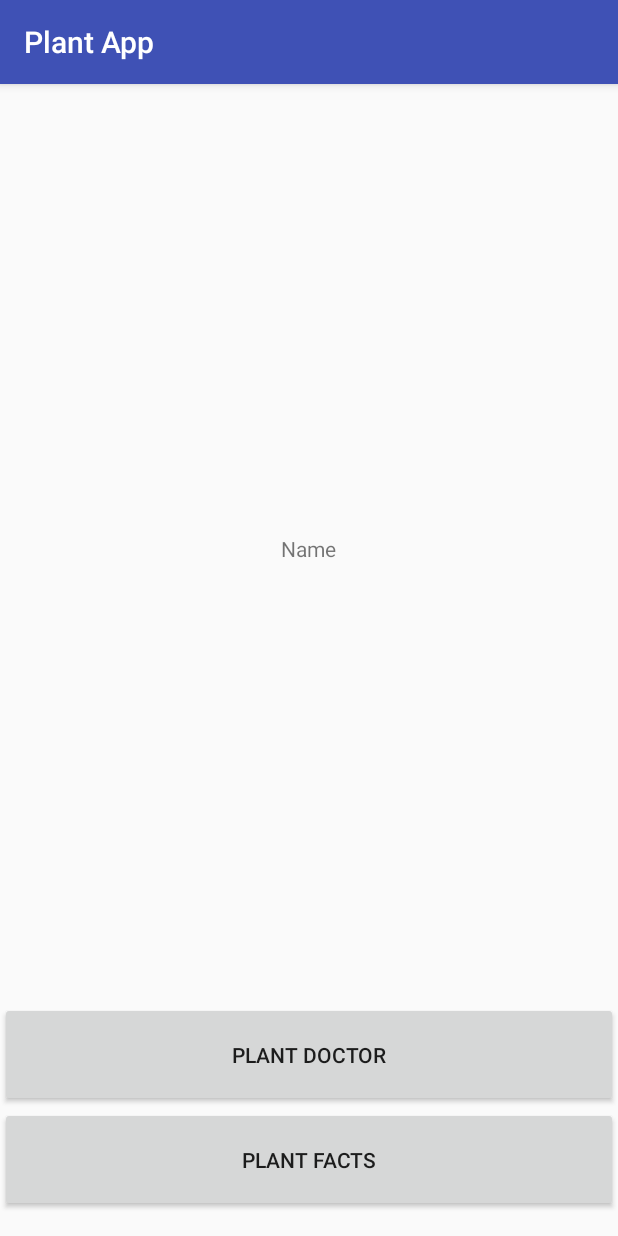
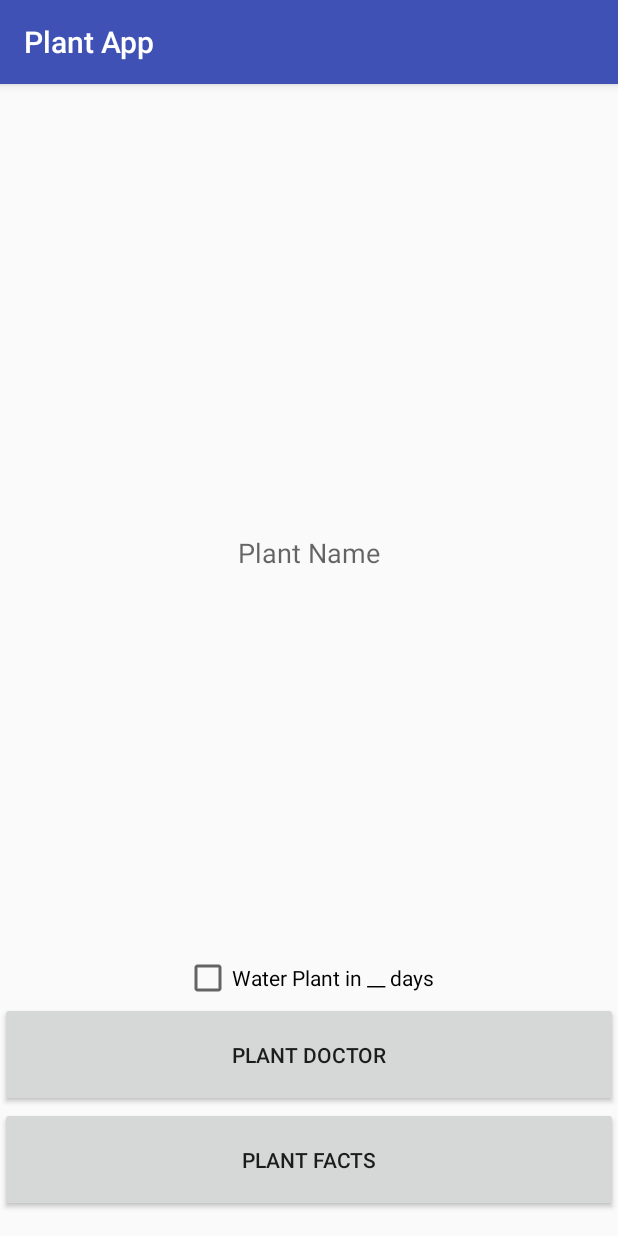
Before and after one commit to joshmlee/PlantApp, an Android app: the PlantProfile screen opened directly, with no data from a screen before it, on a phone screen of 412 x 824 dp. Run offline under Robolectric (Android 15) with nearby library versions, the phone set to English and light mode, and no system bars.

Commit message:
profile stuff

```diff
--- a/app/src/main/res/layout/activity_plant_profile.xml
+++ b/app/src/main/res/layout/activity_plant_profile.xml
@@ -15,7 +15,8 @@
         android:text="Plant Facts"
         android:id="@+id/FactsButton"
         android:layout_alignParentBottom="true"
-        android:layout_centerHorizontal="true" />
+        android:layout_centerHorizontal="true"
+        android:clickable="true" />
 
     <Button
         android:layout_width="600dp"
@@ -23,22 +24,48 @@
         android:text="Plant Doctor"
         android:id="@+id/DoctorButton"
         android:layout_above="@+id/FactsButton"
-        android:layout_centerHorizontal="true" />
+        android:layout_centerHorizontal="true"
+        android:clickable="true" />
 
     <ImageView
         android:layout_width="283dp"
         android:layout_height="284dp"
-        android:id="@+id/imageView"
+        android:id="@+id/imageViewPlant"
         android:layout_alignParentTop="true"
         android:layout_centerHorizontal="true" />
 
     <TextView
         android:layout_width="wrap_content"
         android:layout_height="wrap_content"
-        android:textAppearance="?android:attr/textAppearanceSmall"
-        android:text="Name"
+        android:textAppearance="?android:attr/textAppearanceMedium"
+        android:text="Plant Name"
         android:id="@+id/textView"
-        android:layout_below="@+id/imageView"
+        android:layout_below="@+id/imageViewPlant"
         android:layout_centerHorizontal="true" />
 
+    <CheckBox
+        android:layout_width="wrap_content"
+        android:layout_height="wrap_content"
+        android:text="Water Plant in __ days"
+        android:id="@+id/checkBox"
+        android:layout_above="@+id/DoctorButton"
+        android:layout_centerHorizontal="true"
+        android:clickable="false" />
+
+    <ImageView
+        android:layout_width="wrap_content"
+        android:layout_height="wrap_content"
+        android:id="@+id/imageViewHome"
+        android:layout_alignParentTop="true"
+        android:layout_alignParentStart="true"
+        android:layout_toStartOf="@+id/imageViewPlant" />
+
+    <ImageView
+        android:layout_width="wrap_content"
+        android:layout_height="wrap_content"
+        android:id="@+id/imageViewEdit"
+        android:layout_alignParentTop="true"
+        android:layout_alignParentEnd="true"
+        android:layout_toEndOf="@+id/imageViewPlant" />
+
 </RelativeLayout>
```
Also changed, not shown: app/src/main/res/drawable/editsign.png (added), app/src/main/res/drawable/homebutton.png (added).
